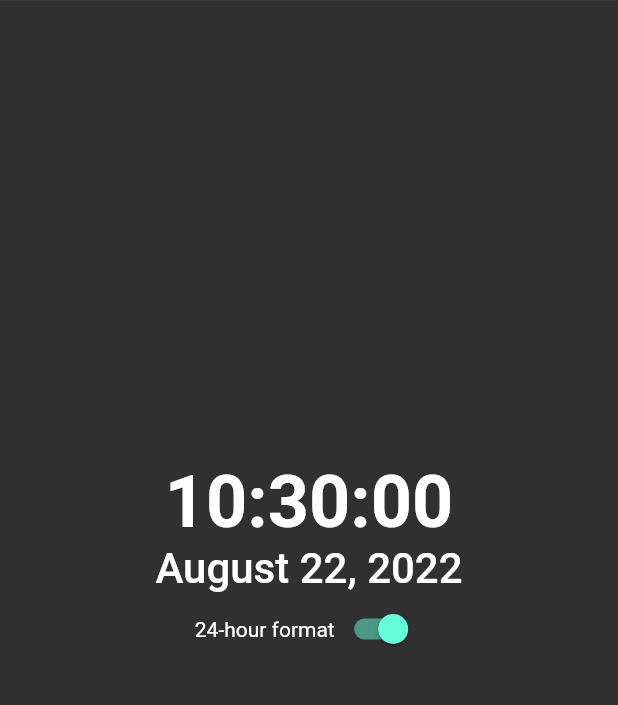
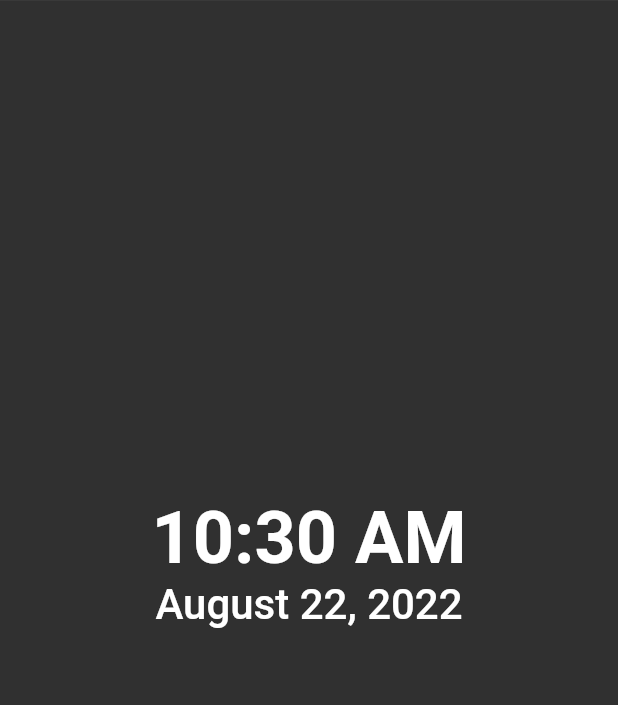
Before and after one commit to dahliaOS/clock, a Flutter app: the screen it shows after launch, on a phone screen of 412 x 824 dp, the part 112-817 px from its top. Run offline on Flutter 3.47's test engine with Material 2 defaults, Android fonts, the phone set to English and light mode, and no system bars; missing offline and left inert: dart:ffi.

Commit message:
Move switch to Settings dialog
(and remove some `new`s)

Signed-off-by: Blake <blake@1024256.xyz>

```diff
--- a/lib/main.dart
+++ b/lib/main.dart
@@ -60,13 +60,15 @@ class ClockApp extends StatefulWidget {
 }
 
 class _ClockApp extends State<ClockApp> with TickerProviderStateMixin {
+  bool use24HourFormat = false;
+
   @override
   Widget build(BuildContext context) {
     final TabController tcon = TabController(length: 3, vsync: this);
 
     final KeyboardEvents keyboardEvents = KeyboardEvents();
 
-    return new RawKeyboardListener(
+    return RawKeyboardListener(
         focusNode: FocusNode(skipTraversal: true),
         autofocus: true,
         onKey: keyboardEvents.onKey,
@@ -111,14 +113,27 @@ class _ClockApp extends State<ClockApp> with TickerProviderStateMixin {
                       showDialog(
                         context: context,
                         builder: (BuildContext context) {
-                          // return object of type Dialog
                           return AlertDialog(
-                            title: new Text("Error"),
-                            content: new Text("ERROR FEATURE NOT IMPLEMENTED"),
-                            actions: <Widget>[
-                              // usually buttons at the bottom of the dialog
-                              new FlatButton(
-                                child: new Text("OK"),
+                            title: Text("Settings"),
+                            content: Column(
+                              mainAxisSize: MainAxisSize.min,
+                              children: [
+                                SwitchListTile(
+                                  title: Text("24-hour format"),
+                                  subtitle: Text("This setting is not persisted yet."),
+                                  value: use24HourFormat,
+                                  onChanged: (bool value) {
+                                    //this._dateTimeString = DateTime.now().toString();
+                                    setState(() {
+                                      use24HourFormat = !use24HourFormat;
+                                    });
+                                  }
+                                ),
+                              ],
+                            ),
+                            actions: [
+                              TextButton(
+                                child: Text("OK"),
                                 onPressed: () {
                                   Navigator.of(context).pop();
                                 },
@@ -135,7 +150,7 @@ class _ClockApp extends State<ClockApp> with TickerProviderStateMixin {
             body: TabBarView(
               controller: tcon,
               children: [
-                WorldClockTab(),
+                WorldClockTab(use24HourFormat: use24HourFormat),
                 AlarmsTab(),
                 TimerTab(keyboardEvents: keyboardEvents)
               ],
@@ -144,6 +159,9 @@ class _ClockApp extends State<ClockApp> with TickerProviderStateMixin {
 }
 
 class WorldClockTab extends StatefulWidget {
+  final bool use24HourFormat;
+  WorldClockTab({Key? key, this.use24HourFormat = false}) : super(key: key);
+
   @override
   _WorldClockTabState createState() => _WorldClockTabState();
 }
@@ -151,7 +169,6 @@ class WorldClockTab extends StatefulWidget {
 class _WorldClockTabState extends State<WorldClockTab> {
   DateTime _datetime = DateTime.now();
   String _dateTimeString = "";
-  bool is24 = true;
   Timer? _ctimer;
 
   @override
@@ -162,7 +179,7 @@ class _WorldClockTabState extends State<WorldClockTab> {
 
   @override
   Widget build(BuildContext context) {
-    if (!is24)
+    if (!widget.use24HourFormat)
       _dateTimeString = DateFormat('hh:mm a').format(DateTime.now()).toString();
     else
       _dateTimeString =
@@ -182,18 +199,6 @@ class _WorldClockTabState extends State<WorldClockTab> {
           DateFormat.yMMMMd('en_US').format(DateTime.now()),
           style: TextStyle(fontSize: 28, fontWeight: FontWeight.w500),
         ),
-        Row(
-          mainAxisAlignment: MainAxisAlignment.center,
-          children: [
-            Text("24-hour format"),
-            Switch(
-                value: is24,
-                onChanged: (bool value) {
-                  this._dateTimeString = DateTime.now().toString();
-                  is24 = !is24;
-                }),
-          ],
-        ),
       ]),
     );
   }
```
Also changed, not shown: pubspec.lock.
